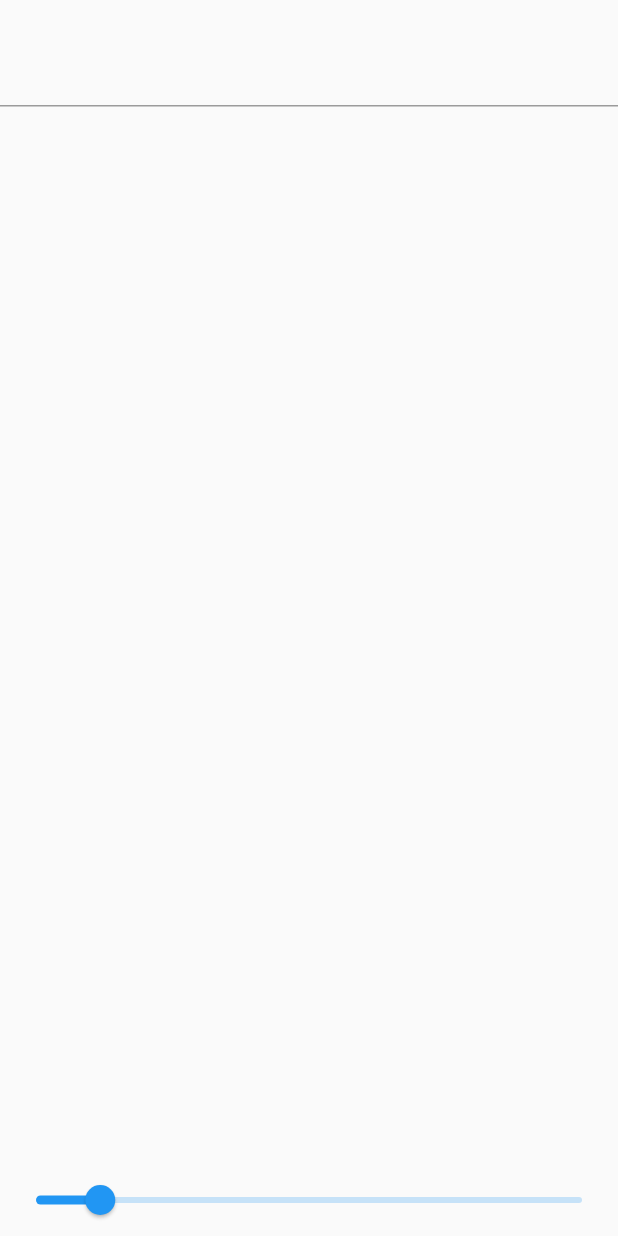
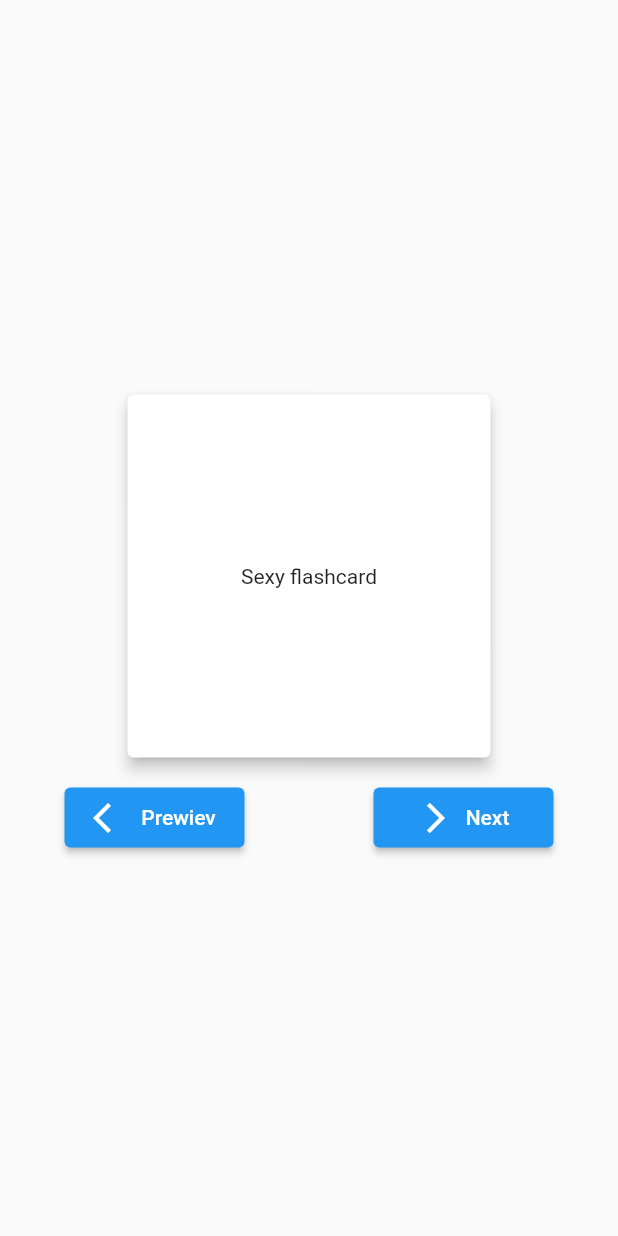
Before and after one commit to Montalmo/killo_project, a Flutter app: the screen it shows after launch, on a phone screen of 412 x 824 dp. Run offline on Flutter 3.47's test engine with Material 2 defaults, Android fonts, the phone set to English and light mode, and no system bars; drawn by our look-alikes of flip_card.

Commit message:
one commit yeh

```diff
--- /dev/null
+++ b/lib/day04.dart
@@ -0,0 +1,89 @@
+import 'package:flutter/material.dart';
+import 'package:flip_card/flip_card.dart';
+
+class Day04 extends StatefulWidget {
+  const Day04({super.key});
+
+  @override
+  State<Day04> createState() => _Day04State();
+}
+
+class _Day04State extends State<Day04> {
+  @override
+  Widget build(BuildContext context) {
+    return MaterialApp(
+      debugShowCheckedModeBanner: false,
+      home: Scaffold(
+        body: Center(
+          child: Column(
+            mainAxisAlignment: MainAxisAlignment.center,
+            children: [
+              const SizedBox(
+                width: 250,
+                height: 250,
+                child: FlipCard(
+                  front: Card(
+                    elevation: 4,
+                    child: Center(
+                      child: const Text('Sexy flashcard'),
+                    ),
+                  ),
+                  back: Card(
+                    elevation: 4,
+                    child: Center(
+                        child: const Text('Welcome to the back side, Luke')),
+                  ),
+                ),
+              ),
+              const SizedBox(
+                height: 16.0,
+              ),
+              Row(
+                mainAxisAlignment: MainAxisAlignment.spaceAround,
+                children: [
+                  MyButton(
+                    title: 'Prewiev',
+                    icon: Icons.arrow_back_ios,
+                  ),
+                  MyButton(
+                    title: 'Next',
+                    icon: Icons.arrow_forward_ios,
+                  ),
+                ],
+              ),
+            ],
+          ),
+        ),
+      ),
+    );
+  }
+}
+
+class MyButton extends StatelessWidget {
+  const MyButton({Key? key, required this.title, required this.icon})
+      : super(key: key);
+
+  final String title;
+  final IconData icon;
+
+  @override
+  Widget build(BuildContext context) {
+    return SizedBox(
+      width: 120,
+      height: 40,
+      child: ElevatedButton(
+        onPressed: () {},
+        child: Row(
+          mainAxisAlignment: MainAxisAlignment.center,
+          children: [
+            SizedBox(width: 24, height: 24, child: Icon(icon)),
+            const SizedBox(
+              width: 8.0,
+            ),
+            Text(title),
+          ],
+        ),
+      ),
+    );
+  }
+}
--- a/lib/main.dart
+++ b/lib/main.dart
@@ -1,8 +1,9 @@
 import 'package:flutter/material.dart';
 // import 'package:killo_project/day02.dart';
-import 'package:killo_project/day03.dart';
+// import 'package:killo_project/day03.dart';
+import 'package:killo_project/day04.dart';
 // import 'package:killo_project/restaurant_random_page.dart';
 
 void main() {
-  runApp(const Day03());
+  runApp(const Day04());
 }
--- a/pubspec.yaml
+++ b/pubspec.yaml
@@ -47,6 +47,7 @@ dev_dependencies:
   # package. See that file for information about deactivating specific lint
   # rules and activating additional ones.
   flutter_lints: ^2.0.0
+  flip_card: ^0.6.0
 
 # For information on the generic Dart part of this file, see the
 # following page: https://dart.dev/tools/pub/pubspec
```
